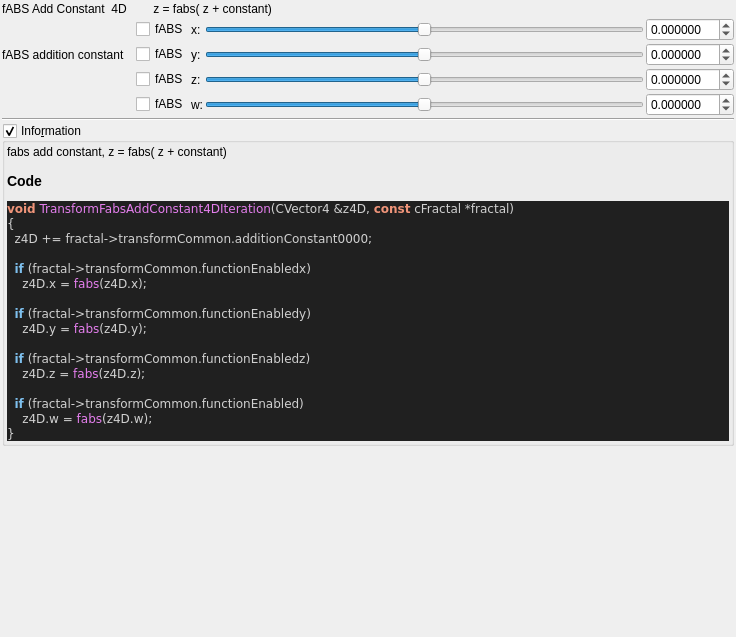
buddhi1980/mandelbulber2, file mandelbulber2/qt_data/fractal_transf_fabs_add_constant_4D.ui: the form before one commit.
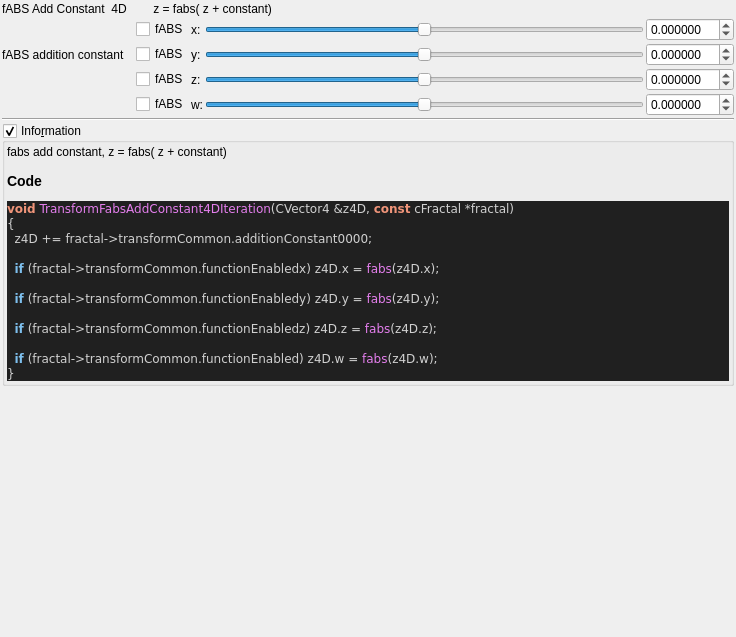
The form after the commit. Custom widgets are drawn as their Qt base class.

Commit message:
source code format for fractal_formulas.cpp
- now complete code base is refactored!
- also regenerated ui files with populateUiInformation.php
- codeStyleCheck.php is now fully functional and can be used auto
refactor the code base (may be a little slow)

Patch:
```diff
--- a/mandelbulber2/qt_data/fractal_transf_fabs_add_constant_4D.ui
+++ b/mandelbulber2/qt_data/fractal_transf_fabs_add_constant_4D.ui
@@ -345,17 +345,13 @@
 &lt;span style=&quot;color:#d0d0d0&quot;&gt;{&lt;/span&gt;
   z4D &lt;span style=&quot;color:#d0d0d0&quot;&gt;+=&lt;/span&gt; fractal&lt;span style=&quot;color:#d0d0d0&quot;&gt;-&amp;gt;&lt;/span&gt;transformCommon&lt;span style=&quot;color:#d0d0d0&quot;&gt;.&lt;/span&gt;additionConstant0000&lt;span style=&quot;color:#d0d0d0&quot;&gt;;&lt;/span&gt;
 
-  &lt;span style=&quot;color:#7ec0ee; font-weight:bold&quot;&gt;if&lt;/span&gt; &lt;span style=&quot;color:#d0d0d0&quot;&gt;(&lt;/span&gt;fractal&lt;span style=&quot;color:#d0d0d0&quot;&gt;-&amp;gt;&lt;/span&gt;transformCommon&lt;span style=&quot;color:#d0d0d0&quot;&gt;.&lt;/span&gt;functionEnabledx&lt;span style=&quot;color:#d0d0d0&quot;&gt;)&lt;/span&gt;
-    z4D&lt;span style=&quot;color:#d0d0d0&quot;&gt;.&lt;/span&gt;x &lt;span style=&quot;color:#d0d0d0&quot;&gt;=&lt;/span&gt; &lt;span style=&quot;color:#e47eed&quot;&gt;fabs&lt;/span&gt;&lt;span style=&quot;color:#d0d0d0&quot;&gt;(&lt;/span&gt;z4D&lt;span style=&quot;color:#d0d0d0&quot;&gt;.&lt;/span&gt;x&lt;span style=&quot;color:#d0d0d0&quot;&gt;);&lt;/span&gt;
+  &lt;span style=&quot;color:#7ec0ee; font-weight:bold&quot;&gt;if&lt;/span&gt; &lt;span style=&quot;color:#d0d0d0&quot;&gt;(&lt;/span&gt;fractal&lt;span style=&quot;color:#d0d0d0&quot;&gt;-&amp;gt;&lt;/span&gt;transformCommon&lt;span style=&quot;color:#d0d0d0&quot;&gt;.&lt;/span&gt;functionEnabledx&lt;span style=&quot;color:#d0d0d0&quot;&gt;)&lt;/span&gt; z4D&lt;span style=&quot;color:#d0d0d0&quot;&gt;.&lt;/span&gt;x &lt;span style=&quot;color:#d0d0d0&quot;&gt;=&lt;/span&gt; &lt;span style=&quot;color:#e47eed&quot;&gt;fabs&lt;/span&gt;&lt;span style=&quot;color:#d0d0d0&quot;&gt;(&lt;/span&gt;z4D&lt;span style=&quot;color:#d0d0d0&quot;&gt;.&lt;/span&gt;x&lt;span style=&quot;color:#d0d0d0&quot;&gt;);&lt;/span&gt;
 
-  &lt;span style=&quot;color:#7ec0ee; font-weight:bold&quot;&gt;if&lt;/span&gt; &lt;span style=&quot;color:#d0d0d0&quot;&gt;(&lt;/span&gt;fractal&lt;span style=&quot;color:#d0d0d0&quot;&gt;-&amp;gt;&lt;/span&gt;transformCommon&lt;span style=&quot;color:#d0d0d0&quot;&gt;.&lt;/span&gt;functionEnabledy&lt;span style=&quot;color:#d0d0d0&quot;&gt;)&lt;/span&gt;
-    z4D&lt;span style=&quot;color:#d0d0d0&quot;&gt;.&lt;/span&gt;y &lt;span style=&quot;color:#d0d0d0&quot;&gt;=&lt;/span&gt; &lt;span style=&quot;color:#e47eed&quot;&gt;fabs&lt;/span&gt;&lt;span style=&quot;color:#d0d0d0&quot;&gt;(&lt;/span&gt;z4D&lt;span style=&quot;color:#d0d0d0&quot;&gt;.&lt;/span&gt;y&lt;span style=&quot;color:#d0d0d0&quot;&gt;);&lt;/span&gt;
+  &lt;span style=&quot;color:#7ec0ee; font-weight:bold&quot;&gt;if&lt;/span&gt; &lt;span style=&quot;color:#d0d0d0&quot;&gt;(&lt;/span&gt;fractal&lt;span style=&quot;color:#d0d0d0&quot;&gt;-&amp;gt;&lt;/span&gt;transformCommon&lt;span style=&quot;color:#d0d0d0&quot;&gt;.&lt;/span&gt;functionEnabledy&lt;span style=&quot;color:#d0d0d0&quot;&gt;)&lt;/span&gt; z4D&lt;span style=&quot;color:#d0d0d0&quot;&gt;.&lt;/span&gt;y &lt;span style=&quot;color:#d0d0d0&quot;&gt;=&lt;/span&gt; &lt;span style=&quot;color:#e47eed&quot;&gt;fabs&lt;/span&gt;&lt;span style=&quot;color:#d0d0d0&quot;&gt;(&lt;/span&gt;z4D&lt;span style=&quot;color:#d0d0d0&quot;&gt;.&lt;/span&gt;y&lt;span style=&quot;color:#d0d0d0&quot;&gt;);&lt;/span&gt;
 
-  &lt;span style=&quot;color:#7ec0ee; font-weight:bold&quot;&gt;if&lt;/span&gt; &lt;span style=&quot;color:#d0d0d0&quot;&gt;(&lt;/span&gt;fractal&lt;span style=&quot;color:#d0d0d0&quot;&gt;-&amp;gt;&lt;/span&gt;transformCommon&lt;span style=&quot;color:#d0d0d0&quot;&gt;.&lt;/span&gt;functionEnabledz&lt;span style=&quot;color:#d0d0d0&quot;&gt;)&lt;/span&gt;
-    z4D&lt;span style=&quot;color:#d0d0d0&quot;&gt;.&lt;/span&gt;z &lt;span style=&quot;color:#d0d0d0&quot;&gt;=&lt;/span&gt; &lt;span style=&quot;color:#e47eed&quot;&gt;fabs&lt;/span&gt;&lt;span style=&quot;color:#d0d0d0&quot;&gt;(&lt;/span&gt;z4D&lt;span style=&quot;color:#d0d0d0&quot;&gt;.&lt;/span&gt;z&lt;span style=&quot;color:#d0d0d0&quot;&gt;);&lt;/span&gt;
+  &lt;span style=&quot;color:#7ec0ee; font-weight:bold&quot;&gt;if&lt;/span&gt; &lt;span style=&quot;color:#d0d0d0&quot;&gt;(&lt;/span&gt;fractal&lt;span style=&quot;color:#d0d0d0&quot;&gt;-&amp;gt;&lt;/span&gt;transformCommon&lt;span style=&quot;color:#d0d0d0&quot;&gt;.&lt;/span&gt;functionEnabledz&lt;span style=&quot;color:#d0d0d0&quot;&gt;)&lt;/span&gt; z4D&lt;span style=&quot;color:#d0d0d0&quot;&gt;.&lt;/span&gt;z &lt;span style=&quot;color:#d0d0d0&quot;&gt;=&lt;/span&gt; &lt;span style=&quot;color:#e47eed&quot;&gt;fabs&lt;/span&gt;&lt;span style=&quot;color:#d0d0d0&quot;&gt;(&lt;/span&gt;z4D&lt;span style=&quot;color:#d0d0d0&quot;&gt;.&lt;/span&gt;z&lt;span style=&quot;color:#d0d0d0&quot;&gt;);&lt;/span&gt;
 
-  &lt;span style=&quot;color:#7ec0ee; font-weight:bold&quot;&gt;if&lt;/span&gt; &lt;span style=&quot;color:#d0d0d0&quot;&gt;(&lt;/span&gt;fractal&lt;span style=&quot;color:#d0d0d0&quot;&gt;-&amp;gt;&lt;/span&gt;transformCommon&lt;span style=&quot;color:#d0d0d0&quot;&gt;.&lt;/span&gt;functionEnabled&lt;span style=&quot;color:#d0d0d0&quot;&gt;)&lt;/span&gt;
-    z4D&lt;span style=&quot;color:#d0d0d0&quot;&gt;.&lt;/span&gt;w &lt;span style=&quot;color:#d0d0d0&quot;&gt;=&lt;/span&gt; &lt;span style=&quot;color:#e47eed&quot;&gt;fabs&lt;/span&gt;&lt;span style=&quot;color:#d0d0d0&quot;&gt;(&lt;/span&gt;z4D&lt;span style=&quot;color:#d0d0d0&quot;&gt;.&lt;/span&gt;w&lt;span style=&quot;color:#d0d0d0&quot;&gt;);&lt;/span&gt;
+  &lt;span style=&quot;color:#7ec0ee; font-weight:bold&quot;&gt;if&lt;/span&gt; &lt;span style=&quot;color:#d0d0d0&quot;&gt;(&lt;/span&gt;fractal&lt;span style=&quot;color:#d0d0d0&quot;&gt;-&amp;gt;&lt;/span&gt;transformCommon&lt;span style=&quot;color:#d0d0d0&quot;&gt;.&lt;/span&gt;functionEnabled&lt;span style=&quot;color:#d0d0d0&quot;&gt;)&lt;/span&gt; z4D&lt;span style=&quot;color:#d0d0d0&quot;&gt;.&lt;/span&gt;w &lt;span style=&quot;color:#d0d0d0&quot;&gt;=&lt;/span&gt; &lt;span style=&quot;color:#e47eed&quot;&gt;fabs&lt;/span&gt;&lt;span style=&quot;color:#d0d0d0&quot;&gt;(&lt;/span&gt;z4D&lt;span style=&quot;color:#d0d0d0&quot;&gt;.&lt;/span&gt;w&lt;span style=&quot;color:#d0d0d0&quot;&gt;);&lt;/span&gt;
 &lt;span style=&quot;color:#d0d0d0&quot;&gt;}&lt;/span&gt;
 &lt;/pre&gt;
 &lt;/body&gt;</string>
```
The commit also changes 101 other files.
